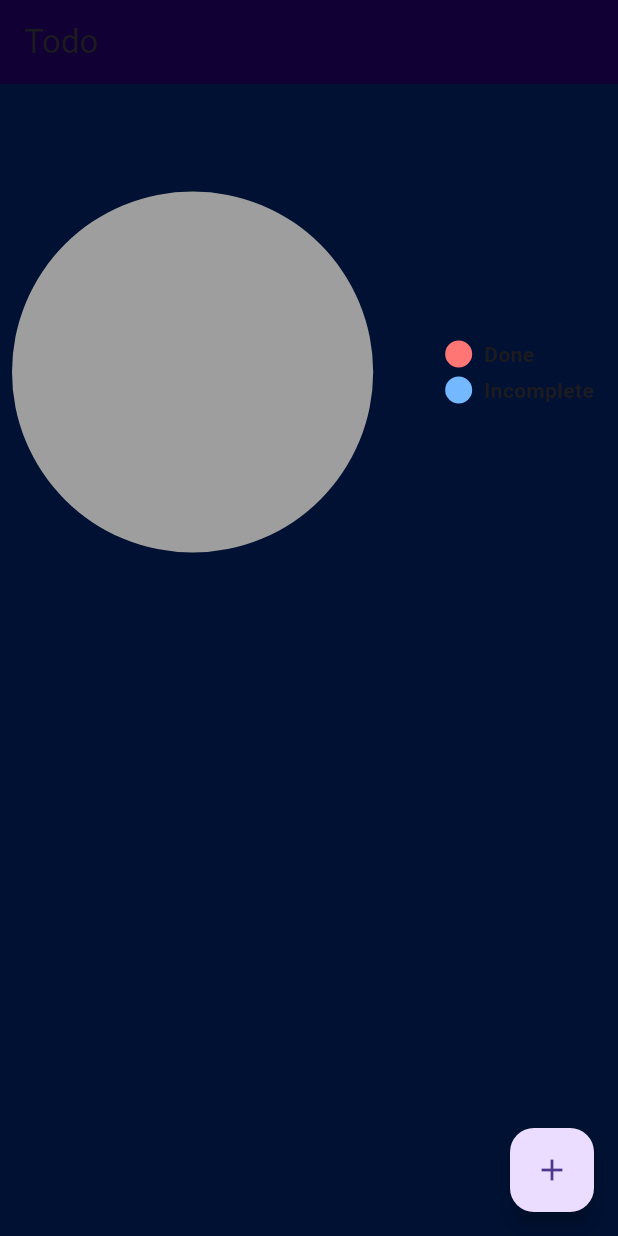
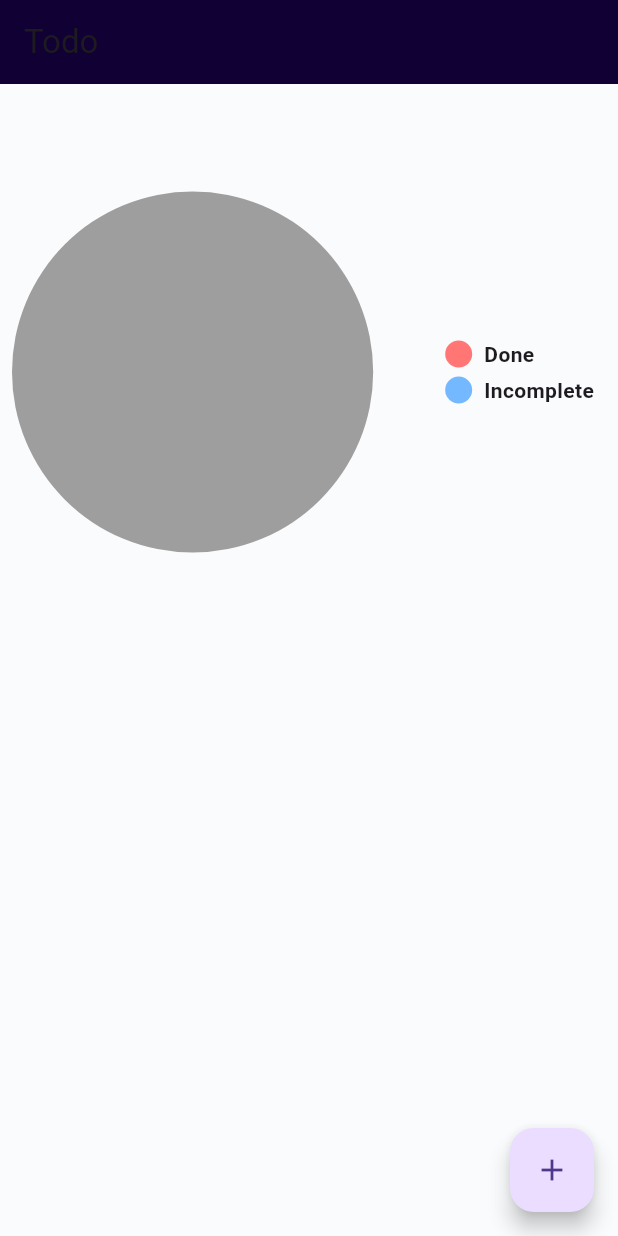
Before and after one commit to abshwabu/flutter-front-end-for-todo-app, a Flutter app: the screen it shows after launch, on a phone screen of 412 x 824 dp. Run offline on Flutter 3.47's test engine with Material 3 defaults, Android fonts, the phone set to English and light mode, and no system bars; drawn by our look-alikes of pie_chart; our stand-ins replace gap; network calls fail.

Commit message:
background colors changed for the app

```diff
--- a/lib/pages/homepage.dart
+++ b/lib/pages/homepage.dart
@@ -3,6 +3,7 @@
 import 'dart:convert';
 
 import 'package:flutter/material.dart';
+import 'package:frontend/Constants/colors.dart';
 import 'package:frontend/Models/todo.dart';
 import 'package:frontend/widget/appbar.dart';
 import 'package:frontend/widget/todo_container.dart';
@@ -98,7 +99,7 @@ class _HomePageState extends State<HomePage> {
 
     return Scaffold(
       appBar: customAppBar(),
-      backgroundColor: const Color(0xff001133),
+      backgroundColor: background,
       body: isLoading
           ? Center(child: CircularProgressIndicator())
           : Column(
```
